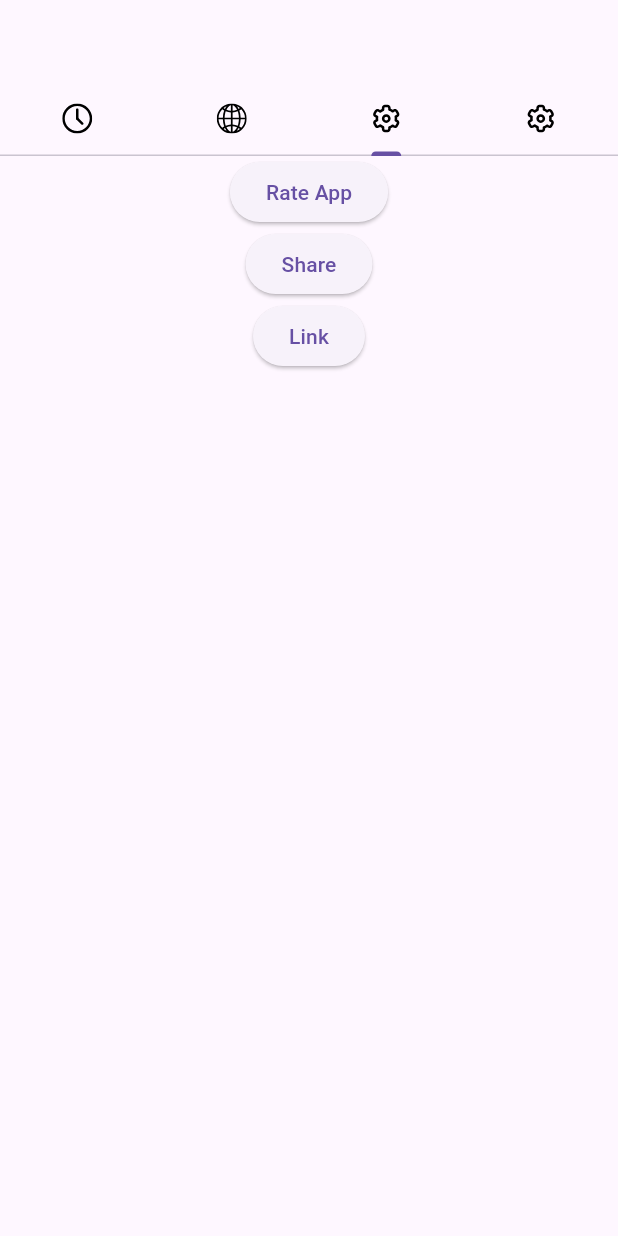
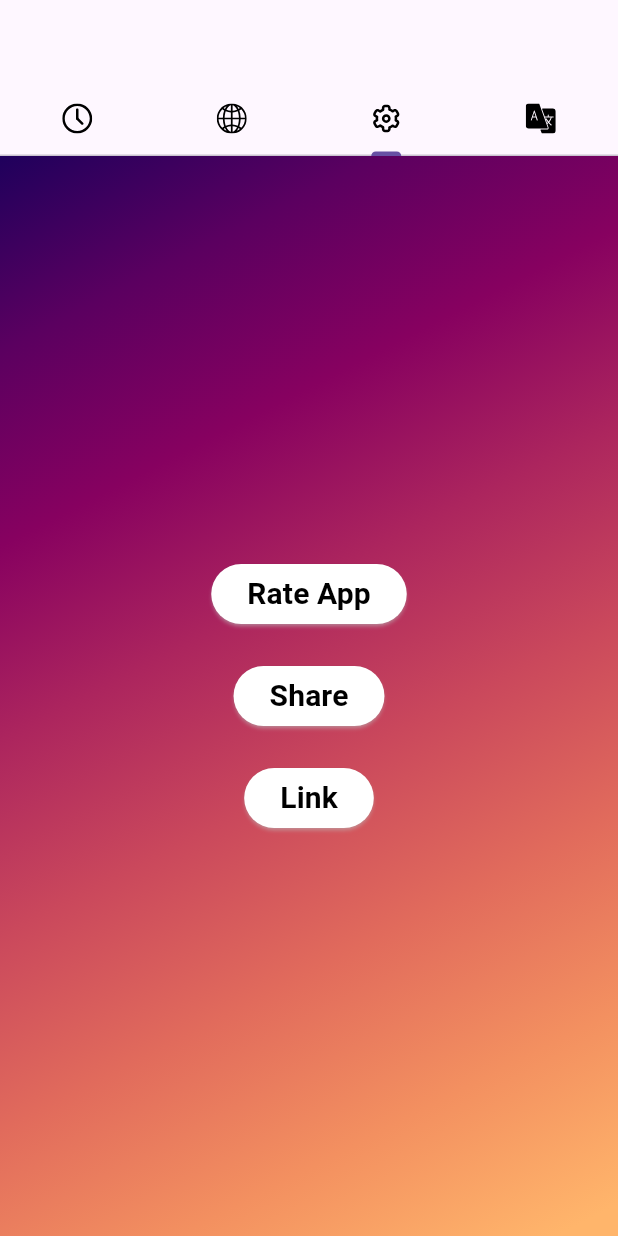
Before and after one commit to krupchynskyiai/energise_pro_testing, a Flutter app: the screen it shows after launch, tab 3 chosen, on a phone screen of 412 x 824 dp. Run offline on Flutter 3.47's test engine with Material 3 defaults, Android fonts, the light colour scheme and no system bars; our stand-ins replace flutter_cache_manager, flutter_dotenv, flutter_map, flutter_rating_bar, flutter_svg, latlong2 and 3 more; missing offline and left inert: get_ip_address, pulsator; generated files the repository leaves out were written again; network calls fail.

Commit message:
fast stylization

```diff
--- /dev/null
+++ b/lib/components/button.dart
@@ -0,0 +1,39 @@
+import 'package:flutter/material.dart';
+import 'package:flutter_svg/flutter_svg.dart';
+
+class ButtonTemplate extends StatelessWidget {
+  const ButtonTemplate(
+      {super.key,
+      required this.linkOrText,
+      required this.isImage,
+      this.functionGot});
+  final String linkOrText;
+  final bool isImage;
+  final functionGot;
+
+  @override
+  Widget build(BuildContext context) {
+    return ElevatedButton(
+      style: ElevatedButton.styleFrom(
+        backgroundColor: Colors.white,
+        shadowColor: Colors.white,
+        surfaceTintColor: Colors.white,
+        elevation: 1,
+      ),
+      onPressed: functionGot,
+      child: isImage
+          ? SvgPicture.asset(
+              linkOrText,
+              height: 50,
+              width: 50,
+            )
+          : Text(
+              linkOrText,
+              style: const TextStyle(
+                  color: Colors.black,
+                  fontSize: 20,
+                  fontWeight: FontWeight.w600),
+            ),
+    );
+  }
+}
--- a/lib/main.dart
+++ b/lib/main.dart
@@ -18,6 +18,7 @@ void main() {
 class MainApp extends StatefulWidget {
   const MainApp({super.key});
 
+  @override
   MainAppState createState() => MainAppState();
 }
 
@@ -36,7 +37,7 @@ class MainAppState extends State<MainApp> {
       theme: ThemeData(),
       home: TabBarWidget(lang: isEnglish, toggleLanguage: _toggleLanguage),
       supportedLocales: L10n.all,
-      locale: isEnglish ? Locale('en') : Locale('de'),
+      locale: isEnglish ? const Locale('en') : const Locale('de'),
       localizationsDelegates: const [
         AppLocalizations.delegate,
         GlobalMaterialLocalizations.delegate,
@@ -46,19 +47,14 @@ class MainAppState extends State<MainApp> {
     );
   }
 }
-// ElevatedButton(
-//             onPressed: () {
-//               setState(() {
-//                 widget.lang ? widget.lang = false : widget.lang = true;
-//               });
-//             },
-//             child: Text('Change Language')),
 
 class TabBarWidget extends StatefulWidget {
-  TabBarWidget({super.key, required this.lang, required this.toggleLanguage});
+  const TabBarWidget(
+      {super.key, required this.lang, required this.toggleLanguage});
   final VoidCallback toggleLanguage;
-  bool lang;
+  final bool lang;
 
+  @override
   TabBarState createState() => TabBarState();
 }
 
@@ -95,7 +91,7 @@ class TabBarState extends State<TabBarWidget> {
               ),
               Tab(
                 icon: SvgPicture.asset(
-                  'assets/icons/gear.svg',
+                  'assets/icons/translate.svg',
                   height: 20,
                   width: 20,
                 ),
@@ -105,8 +101,8 @@ class TabBarState extends State<TabBarWidget> {
         ),
         body: TabBarView(
           children: <Widget>[
-            TimerPage(),
-            IPLocation(),
+            const TimerPage(),
+            const IPLocation(),
             AdditionalPage(),
             ChangeLanguage(
                 lang: widget.lang,
--- a/lib/pages/additional_page/additional_page.dart
+++ b/lib/pages/additional_page/additional_page.dart
@@ -1,5 +1,6 @@
 import 'dart:async';
 
+import 'package:energise_pro_testing/components/button.dart';
 import 'package:flutter/material.dart';
 import 'package:flutter_rating_bar/flutter_rating_bar.dart';
 import 'package:share_plus/share_plus.dart';
@@ -41,12 +42,12 @@ class AdditionalPageState extends State<AdditionalPage> {
     showDialog(
         context: context,
         builder: (context) => AlertDialog(
-              title: Text('${AppLocalizations.of(context)!.rateApp}'),
+              title: Text(AppLocalizations.of(context)!.rateApp),
               content: Column(
                   crossAxisAlignment: CrossAxisAlignment.center,
                   mainAxisSize: MainAxisSize.min,
                   children: [
-                    Text('${AppLocalizations.of(context)!.leaveAStar}'),
+                    Text(AppLocalizations.of(context)!.leaveAStar),
                     const SizedBox(
                       height: 32,
                     ),
@@ -57,7 +58,7 @@ class AdditionalPageState extends State<AdditionalPage> {
                     onPressed: () {
                       Navigator.pop(context);
                     },
-                    child: Text('${AppLocalizations.of(context)!.ok}'))
+                    child: Text(AppLocalizations.of(context)!.ok))
               ],
             ));
   }
@@ -65,33 +66,63 @@ class AdditionalPageState extends State<AdditionalPage> {
   Widget rating() {
     return RatingBar.builder(
       minRating: 1,
-      itemSize: 50,
-      itemPadding: EdgeInsets.symmetric(horizontal: 20),
-      itemBuilder: (context, _) => Icon(Icons.star),
+      itemSize: 25,
+      itemPadding: const EdgeInsets.symmetric(horizontal: 10),
+      itemBuilder: (context, _) => const Icon(Icons.star),
       updateOnDrag: true,
       onRatingUpdate: (rating) => setState(() {
-        this.ratingVal = ratingVal;
+        ratingVal = ratingVal;
       }),
     );
   }
 
   Widget build(BuildContext context) {
-    return Column(
-      children: [
-        ElevatedButton(
-            onPressed: () {
+    return Container(
+      decoration: const BoxDecoration(
+        gradient: LinearGradient(
+          begin: Alignment.topLeft,
+          end: Alignment(0.8, 1),
+          colors: <Color>[
+            Color(0xff1f005c),
+            Color(0xff5b0060),
+            Color(0xff870160),
+            Color(0xffac255e),
+            Color(0xffca485c),
+            Color(0xffe16b5c),
+            Color(0xfff39060),
+            Color(0xffffb56b),
+          ],
+        ),
+      ),
+      child: Column(
+        mainAxisAlignment: MainAxisAlignment.center,
+        children: [
+          ButtonTemplate(
+            linkOrText: AppLocalizations.of(context)!.rateApp,
+            isImage: false,
+            functionGot: () {
               showRating(context);
             },
-            child: Text('${AppLocalizations.of(context)!.rateApp}')),
-        ElevatedButton(
-            onPressed: () {
+          ),
+          const SizedBox(
+            height: 20,
+          ),
+          ButtonTemplate(
+            linkOrText: AppLocalizations.of(context)!.share,
+            isImage: false,
+            functionGot: () {
               Share.share(
                 'check out my testing application https://energise.notion.site/Flutter-f86d340cadb34e9cb1ef092df4e566b7',
               );
             },
-            child: Text('${AppLocalizations.of(context)!.share}')),
-        ElevatedButton(
-            onPressed: () {
+          ),
+          const SizedBox(
+            height: 20,
+          ),
+          ButtonTemplate(
+            linkOrText: AppLocalizations.of(context)!.link,
+            isImage: false,
+            functionGot: () {
               Navigator.push(
                   context,
                   MaterialPageRoute(
@@ -100,47 +131,9 @@ class AdditionalPageState extends State<AdditionalPage> {
                             body: WebViewWidget(controller: controller),
                           )));
             },
-            child: Text('${AppLocalizations.of(context)!.link}'))
-      ],
+          ),
+        ],
+      ),
     );
   }
 }
-
-// class WebViewWidgetHere extends StatelessWidget {
-//   WebViewWidgetHere(this.url);
-//   String url;
-//   final controller = WebViewController()
-//     ..setJavaScriptMode(JavaScriptMode.unrestricted)
-//     ..setBackgroundColor(const Color(0x00000000))
-//     ..setNavigationDelegate(
-//       NavigationDelegate(
-//         onProgress: (int progress) {
-//           // Update loading bar.
-//         },
-//         onPageStarted: (String url) {},
-//         onPageFinished: (String url) {},
-//         onWebResourceError: (WebResourceError error) {},
-//         onNavigationRequest: (NavigationRequest request) {
-//           if (request.url.startsWith(url)) {
-//             return NavigationDecision.prevent;
-//           }
-//           return NavigationDecision.navigate;
-//         },
-//       ),
-//     )
-//     ..loadRequest(Uri.parse('$url'));
-
-//   @override
-//   Widget build(BuildContext context) {
-//     return Scaffold(
-//       appBar: AppBar(
-//         title: const Text('WebView example'),
-//       ),
-//       body: WebViewWidget(
-//         controller: controller,
-//         initialUrl: url,
-//         javascriptMode: JavascriptMode.unrestricted,
-//       ),
-//     );
-//   }
-// }
--- a/pubspec.yaml
+++ b/pubspec.yaml
@@ -22,6 +22,8 @@ dependencies:
     sdk: flutter
   intl: ^0.18.1
   flutter_rating_bar: ^4.0.1
+  pulsator: ^1.0.0+2
+  loading_animation_widget: ^1.2.1
 
 dev_dependencies:
   flutter_test:
```
Also changed, not shown: lib/components/loader.dart (added, +11 -0 lines), lib/pages/change_language_page/change_language_page.dart (+26 -4 lines), lib/pages/ip_location_page/apiInfoFormater.dart (added, +54 -0 lines), lib/pages/ip_location_page/ip_location_page.dart (+57 -42 lines), lib/pages/timer_page/timer_page.dart (+97 -40 lines), assets/icons/pause.svg (added), assets/icons/play.svg (added), assets/icons/play_bk.svg (added), assets/icons/refresh.svg (added), assets/icons/translate.svg (added), pubspec.lock.
